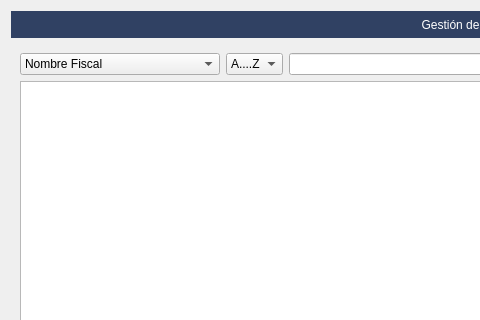
First picture: the form in ui/frmClientes.ui, repository MarcArtStudio3D/CreativeFlow, before the edit; both pictures show x 0 to 480 and y 0 to 320 of the 1073 by 732 pixel window.
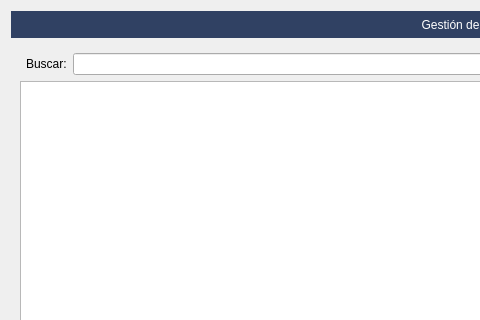
Second picture: the form after the edit. The open tabs and pages were chosen to show the change. Icons and pictures are not drawn.

Commit message: Filtro en la busqueda

```diff
--- a/ui/frmClientes.ui
+++ b/ui/frmClientes.ui
@@ -2650,36 +2650,6 @@
        <property name="rightMargin">
         <number>20</number>
        </property>
-       <item row="0" column="0">
-        <widget class="QComboBox" name="cboBuscarPor">
-         <property name="minimumSize">
-          <size>
-           <width>200</width>
-           <height>0</height>
-          </size>
-         </property>
-         <item>
-          <property name="text">
-           <string>Nombre Fiscal</string>
-          </property>
-         </item>
-         <item>
-          <property name="text">
-           <string>Nombre Comercial</string>
-          </property>
-         </item>
-         <item>
-          <property name="text">
-           <string>Teléfono</string>
-          </property>
-         </item>
-         <item>
-          <property name="text">
-           <string>Identificador fiscal</string>
-          </property>
-         </item>
-        </widget>
-       </item>
        <item row="0" column="2">
         <widget class="QLineEdit" name="lineEdit"/>
        </item>
@@ -2715,17 +2685,10 @@
         </widget>
        </item>
        <item row="0" column="1">
-        <widget class="QComboBox" name="cboOrden">
-         <item>
-          <property name="text">
-           <string>A....Z</string>
-          </property>
-         </item>
-         <item>
-          <property name="text">
-           <string>Z....A</string>
-          </property>
-         </item>
+        <widget class="QLabel" name="lbl_buscar_criterio">
+         <property name="text">
+          <string>Buscar:</string>
+         </property>
         </widget>
        </item>
       </layout>
```
Left out of the diff: 6 changed lines with no effect on the pictures. The commit also changes 2 other files.
